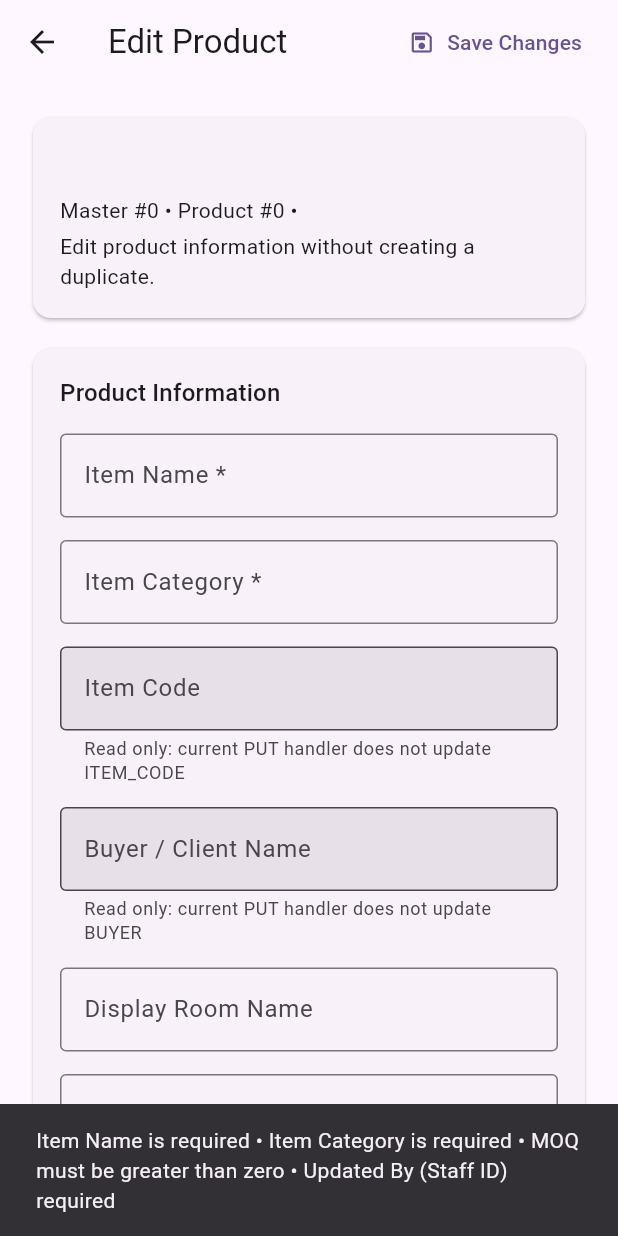
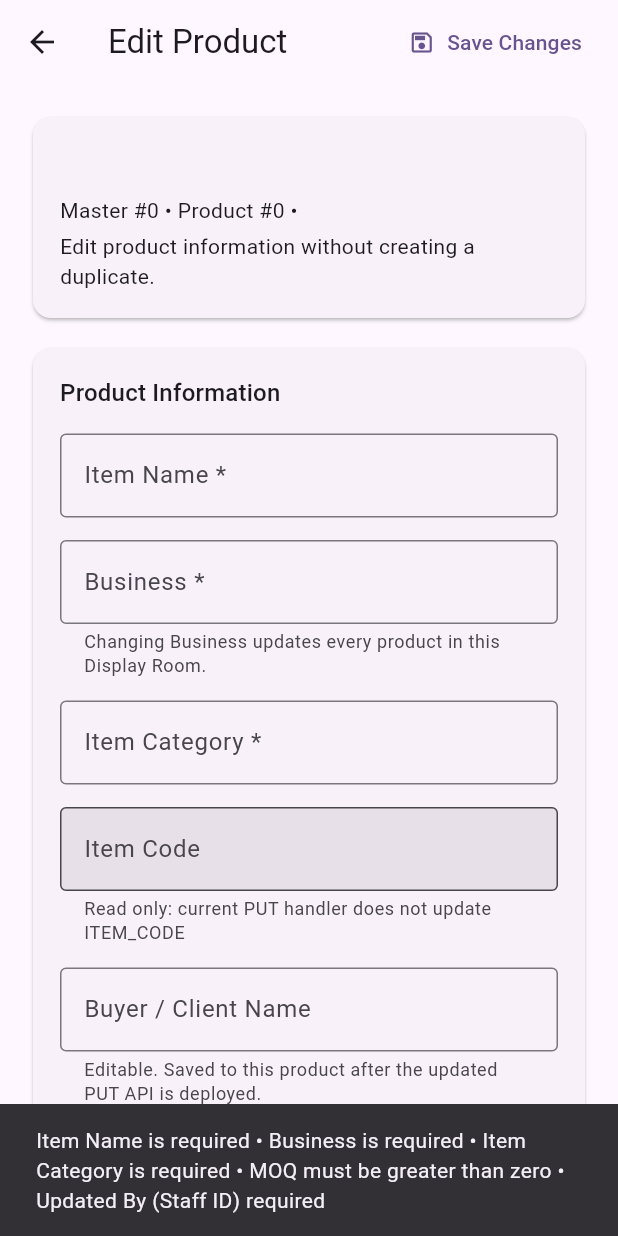
Before and after one commit to recentNafim/multiline-product-upload, a Flutter app: the ProductEditPage screen opened directly with empty values, after a tap on "Save Changes", on a phone screen of 412 x 824 dp. Run offline on Flutter 3.47's test engine with Material 3 defaults, Android fonts, the phone set to English and light mode, and no system bars; our stand-ins replace file_picker; missing offline and left inert: dart:html, excel.

Commit message:
all repair done

```diff
--- a/lib/screens/item_list/product_edit_page.dart
+++ b/lib/screens/item_list/product_edit_page.dart
@@ -20,6 +20,7 @@ class ProductEditPage extends StatefulWidget {
 
 class _ProductEditPageState extends State<ProductEditPage> {
   late final TextEditingController name;
+  late final TextEditingController business;
   late final TextEditingController category;
   late final TextEditingController buyer;
   late final TextEditingController itemCode;
@@ -41,6 +42,7 @@ class _ProductEditPageState extends State<ProductEditPage> {
   void initState() {
     super.initState();
     name = TextEditingController(text: item.description);
+    business = TextEditingController(text: item.business);
     category = TextEditingController(text: item.productCategory);
     buyer = TextEditingController(text: item.buyer);
     itemCode = TextEditingController(text: item.itemCode);
@@ -58,7 +60,7 @@ class _ProductEditPageState extends State<ProductEditPage> {
   @override
   void dispose() {
     for (final controller in <TextEditingController>[
-      name, category, buyer, itemCode, displayRoom, sizeRange,
+      name, business, category, buyer, itemCode, displayRoom, sizeRange,
       weightText, moq, fob, updatedBy, material, cbm,
     ]) {
       controller.dispose();
@@ -151,6 +153,9 @@ class _ProductEditPageState extends State<ProductEditPage> {
     final userId = int.tryParse(updatedBy.text.trim());
     final problems = <String>[];
     if (name.text.trim().isEmpty) problems.add('Item Name is required');
+    if (business.text.trim().isEmpty) problems.add('Business is required');
+    if (business.text.trim().length > 500) problems.add('Business exceeds 500 characters');
+    if (buyer.text.trim().length > 500) problems.add('Buyer exceeds 500 characters');
     if (category.text.trim().isEmpty) problems.add('Item Category is required');
     if (minQty == null || minQty <= 0) problems.add('MOQ must be greater than zero');
     if (price == null || price < 0) problems.add('FOB must be non-negative');
@@ -158,14 +163,45 @@ class _ProductEditPageState extends State<ProductEditPage> {
     if (sizeRange.text.trim().length > 500) problems.add('Size Range exceeds 500 characters');
     if (weightText.text.trim().length > 500) problems.add('Weight exceeds 500 characters');
     if (newImages.length + existingCount > 5) problems.add('Maximum 5 images allowed');
-    // The supplied live NORMAL PUT has no ITEM_CODE/BUYER SET clause.
-    // Avoid telling users these are saved when the API currently ignores them.
-    if (buyer.text.trim() != item.buyer || itemCode.text.trim() != item.itemCode) {
-      problems.add('Buyer and Item Code cannot be changed until the PUT API supports them');
+    // ITEM_CODE remains read-only because the PUT handler does not update it.
+    if (itemCode.text.trim() != item.itemCode) {
+      problems.add('Item Code cannot be changed with the current PUT API');
     }
     if (problems.isNotEmpty) {
       message(problems.join(' • '));
       return;
+    }
+
+    final newBusiness = business.text.trim();
+    final newBuyer = buyer.text.trim();
+    final businessChanged = newBusiness != item.business;
+    final buyerChanged = newBuyer != item.buyer;
+    if (businessChanged) {
+      // Business is a MASTER value, not a detail-level product attribute.
+      // The change affects every product belonging to this same master SL.
+      final confirmed = await showDialog<bool>(
+        context: context,
+        builder: (dialogContext) => AlertDialog(
+          title: const Text('Change Business for this Display Room?'),
+          content: Text(
+            'Business is shared by every product under Master #${item.masterSl}. '
+            'Changing it from "${item.business}" to "$newBusiness" will update '
+            'the Business shown for ALL products in this Display Room. '
+            'Buyer will be updated only for this product. Continue?',
+          ),
+          actions: [
+            TextButton(
+              onPressed: () => Navigator.of(dialogContext).pop(false),
+              child: const Text('Cancel'),
+            ),
+            FilledButton(
+              onPressed: () => Navigator.of(dialogContext).pop(true),
+              child: const Text('Update Business'),
+            ),
+          ],
+        ),
+      );
+      if (confirmed != true || !mounted) return;
     }
 
     setState(() => saving = true);
@@ -175,7 +211,7 @@ class _ProductEditPageState extends State<ProductEditPage> {
         'mode': 'NORMAL',
         'master_sl': item.masterSl,
         'updated_by': userId,
-        'business': item.business,
+        'business': newBusiness,
         'sub_category': item.subCategory,
         if (item.organizationId != null) 'organization_id': item.organizationId,
         if (item.displayRoomNo.isNotEmpty) 'display_room_no': item.displayRoomNo,
@@ -185,7 +221,7 @@ class _ProductEditPageState extends State<ProductEditPage> {
           'item_code': item.itemCode,
           'description': name.text.trim(),
           'product_category': category.text.trim(),
-          'buyer': item.buyer,
+          'buyer': newBuyer,
           'moq': minQty,
           'fob': price,
           'size_range': sizeRange.text.trim(),
@@ -222,12 +258,77 @@ class _ProductEditPageState extends State<ProductEditPage> {
         final error = data is Map ? data['message'] : response.body;
         throw Exception('HTTP ${response.statusCode}: $error');
       }
+      // Older versions of the PUT handler return HTTP/API 200 even when
+      // silently ignoring details[].buyer. Re-read the saved product whenever
+      // Business or Buyer changed; never report a false save to the user.
+      if (buyerChanged || businessChanged) {
+        await verifyBusinessAndBuyer(
+          expectedBusiness: newBusiness,
+          expectedBuyer: newBuyer,
+          verifyBusiness: businessChanged,
+          verifyBuyer: buyerChanged,
+        );
+      }
       if (!mounted) return;
       Navigator.of(context).pop(true);
     } catch (error) {
       message('Product update failed: $error');
     } finally {
       if (mounted) setState(() => saving = false);
+    }
+  }
+
+  Future<void> verifyBusinessAndBuyer({
+    required String expectedBusiness,
+    required String expectedBuyer,
+    required bool verifyBusiness,
+    required bool verifyBuyer,
+  }) async {
+    final response = await DisplayRoomApiService.getItemsByMasterSl(item.masterSl!);
+    if (response.statusCode < 200 || response.statusCode >= 300) {
+      throw StateError('PUT completed, but GET verification failed (HTTP '
+          '${response.statusCode}). Refresh the product list before retrying.');
+    }
+    final decoded = jsonDecode(response.body);
+    if (decoded is! Map || decoded['status_code']?.toString() != '200' ||
+        decoded['data'] is! List) {
+      throw StateError('PUT completed, but GET verification could not read '
+          'the product. Refresh the product list before retrying.');
+    }
+    Map<String, dynamic>? master;
+    for (final raw in decoded['data'] as List) {
+      if (raw is Map && raw['sl']?.toString() == item.masterSl.toString()) {
+        master = Map<String, dynamic>.from(raw);
+        break;
+      }
+    }
+    if (master == null) {
+      throw StateError('Product Master #${item.masterSl} was not returned '
+          'after saving. Refresh before retrying.');
+    }
+    if (verifyBusiness && (master['business']?.toString().trim() ?? '') != expectedBusiness) {
+      throw StateError('PUT returned success, but Business was not saved. '
+          'Verify the deployed PUT handler.');
+    }
+    if (verifyBuyer) {
+      Map<String, dynamic>? detail;
+      final details = master['details'];
+      if (details is List) {
+        for (final raw in details) {
+          if (raw is Map && raw['sl']?.toString() == item.sl.toString()) {
+            detail = Map<String, dynamic>.from(raw);
+            break;
+          }
+        }
+      }
+      if (detail == null) {
+        throw StateError('Product #${item.sl} was not returned after saving. '
+            'Refresh before retrying.');
+      }
+      if ((detail['buyer']?.toString().trim() ?? '') != expectedBuyer) {
+        throw StateError('PUT returned success, but Buyer was NOT saved. '
+            'Deploy the updated PUT handler (BUYER update) before retrying.');
+      }
     }
   }
 
@@ -282,11 +383,13 @@ class _ProductEditPageState extends State<ProductEditPage> {
   Widget build(BuildContext context) {
     final fields = <Widget>[
       input(name, 'Item Name *'),
+      input(business, 'Business *',
+          help: 'Changing Business updates every product in this Display Room.'),
       input(category, 'Item Category *'),
       input(itemCode, 'Item Code', readOnly: true,
           help: 'Read only: current PUT handler does not update ITEM_CODE'),
-      input(buyer, 'Buyer / Client Name', readOnly: true,
-          help: 'Read only: current PUT handler does not update BUYER'),
+      input(buyer, 'Buyer / Client Name',
+          help: 'Editable. Saved to this product after the updated PUT API is deployed.'),
       input(displayRoom, 'Display Room Name'),
       input(sizeRange, 'Size Range / Dimensions (Optional)',
           help: 'Free text, e.g. S-M or 210 X 180 X 115CM'),
--- a/lib/services/display_room_api_service.dart
+++ b/lib/services/display_room_api_service.dart
@@ -18,6 +18,16 @@ class DisplayRoomApiService {
       'p_item_code': itemCode.trim(),
       'p_page': '1',
       'p_limit': '100',
+    }),
+    headers: const {'Accept': 'application/json'},
+  ).timeout(const Duration(seconds: 60));
+
+  // Read back a single master and its details to verify editable fields.
+  static Future<http.Response> getItemsByMasterSl(int masterSl) => http.get(
+    Uri.parse(ApiConstants.listItems).replace(queryParameters: {
+      'p_master_sl': '$masterSl',
+      'p_page': '1',
+      'p_limit': '1',
     }),
     headers: const {'Accept': 'application/json'},
   ).timeout(const Duration(seconds: 60));
```
